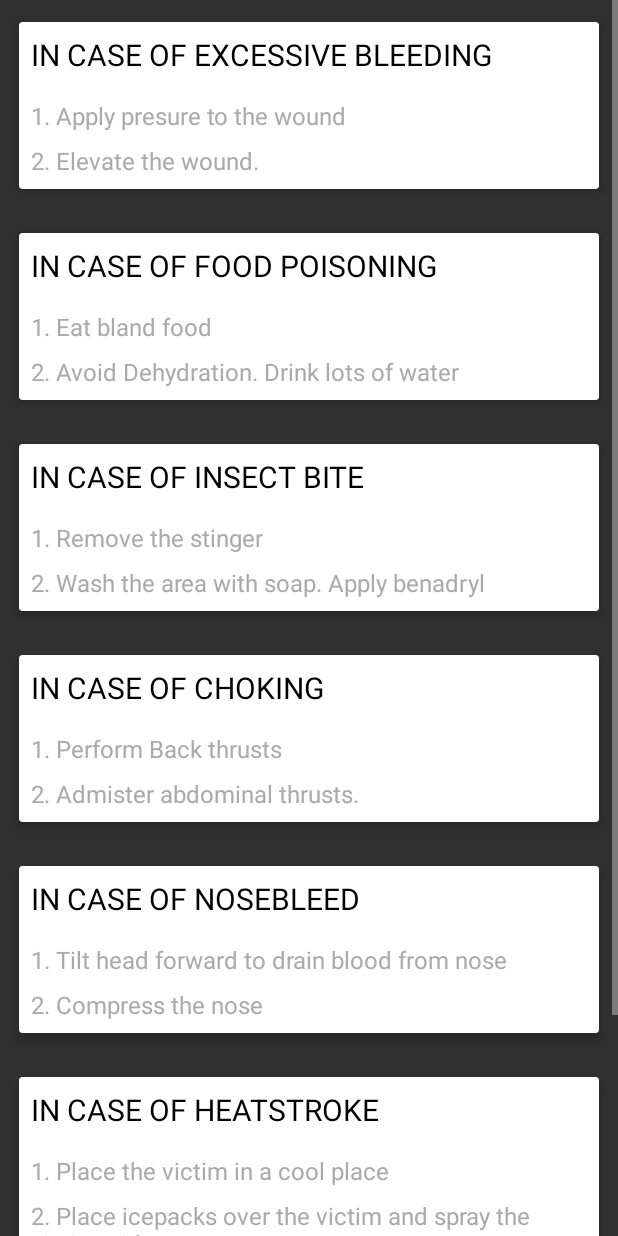
After one commit to anupam412/LifeLine-app, an Android app: the layout tutorials.xml on its own in the app's theme, with its tools: preview values and no code run, on a phone screen of 412 x 824 dp. The commit adds this screen. Run offline under Robolectric (Android 15) with nearby library versions, the phone set to English and light mode, and no system bars.

Commit message:
raghav- tutorial page added

```diff
--- a/app/build.gradle
+++ b/app/build.gradle
@@ -25,7 +25,10 @@ dependencies {
     androidTestCompile('com.android.support.test.espresso:espresso-core:2.2.2', {
         exclude group: 'com.android.support', module: 'support-annotations'
     })
+
+    compile 'com.android.support:cardview-v7:25.1.1'
     compile 'com.android.support:appcompat-v7:25.1.1'
     compile 'com.android.support:design:25.1.1'
+    compile 'com.android.support.constraint:constraint-layout:1.0.1'
     testCompile 'junit:junit:4.12'
 }
--- a/app/src/main/java/com/example/anupam/lifeline/MainScreen.java
+++ b/app/src/main/java/com/example/anupam/lifeline/MainScreen.java
@@ -5,20 +5,15 @@ import android.content.Intent;
 import android.content.SharedPreferences;
 import android.os.Bundle;
 import android.support.annotation.NonNull;
-import android.support.design.internal.NavigationMenuView;
 import android.support.design.widget.NavigationView;
 import android.support.v4.widget.DrawerLayout;
-import android.view.Menu;
 import android.view.MenuItem;
 import android.view.View;
 import android.view.Window;
 import android.view.WindowManager;
-import android.widget.Button;
 import android.widget.ImageButton;
 import android.widget.TextView;
 import android.widget.Toast;
-
-import org.w3c.dom.Text;
 
 /**
  * Created by Anupam on 03-02-2017.
@@ -85,6 +80,14 @@ public class MainScreen extends Activity implements View.OnClickListener, Naviga
                 //e.toString();
             }
         }
-        return false;
+
+        else if (item.getTitle().toString().compareTo("Tutorials")==0){
+            Intent i = new Intent(MainScreen.this,Tutorials.class);
+            startActivity(i);
+        }
+
+            return false;
     }
+
+
 }
--- /dev/null
+++ b/app/src/main/java/com/example/anupam/lifeline/Tutorials.java
@@ -0,0 +1,63 @@
+package com.example.anupam.lifeline;
+
+import android.content.Intent;
+import android.net.Uri;
+import android.os.Bundle;
+import android.support.v7.app.AppCompatActivity;
+import android.view.View;
+
+public class Tutorials extends AppCompatActivity {
+
+    @Override
+    protected void onCreate(Bundle savedInstanceState) {
+        super.onCreate(savedInstanceState);
+        setContentView(R.layout.tutorials);
+    }
+
+
+    public void method_button_click(View v){
+        String url="http://www.wikihow.com/Treat-Severe-Bleeding-During-First-Aid";
+        Intent i = new Intent(Intent.ACTION_VIEW);
+        i.setData(Uri.parse(url));
+        startActivity(i);
+    }
+
+    public void method_button_click_two(View v){
+        String url="http://www.wikihow.com/Get-Rid-of-Food-Poisoning";
+        Intent i = new Intent(Intent.ACTION_VIEW);
+        i.setData(Uri.parse(url));
+        startActivity(i);
+    }
+
+    public void method_button_click_three(View v){
+        String url="http://www.wikihow.com/Get-Rid-of-Food-Poisoning";
+        Intent i= new Intent(Intent.ACTION_VIEW);
+        i.setData(Uri.parse(url));
+        startActivity(i);
+
+    }
+
+    public void method_button_click_four (View v){
+        String url="http://www.wikihow.com/Help-a-Choking-Victim";
+        Intent i= new Intent(Intent.ACTION_VIEW);
+        i.setData(Uri.parse(url));
+        startActivity(i);}
+
+    public void method_button_click_five (View v){
+        String url="http://www.wikihow.com/Stop-a-Nose-Bleed";
+        Intent i= new Intent(Intent.ACTION_VIEW);
+        i.setData(Uri.parse(url));
+        startActivity(i);}
+
+    public void method_button_click_six (View v){
+        String url="http://www.wikihow.com/Save-the-Life-of-a-Person-Suffering-Heat-Stroke";
+        Intent i= new Intent(Intent.ACTION_VIEW);
+        i.setData(Uri.parse(url));
+        startActivity(i);}
+
+    public void method_button_click_seven (View v){
+        String url="http://www.wikihow.com/Treat-a-Burn";
+        Intent i= new Intent(Intent.ACTION_VIEW);
+        i.setData(Uri.parse(url));
+        startActivity(i);}
+}
--- /dev/null
+++ b/app/src/main/res/layout/tutorials.xml
@@ -0,0 +1,370 @@
+<?xml version="1.0" encoding="utf-8"?>
+
+<ScrollView xmlns:android="http://schemas.android.com/apk/res/android"
+    android:layout_width="wrap_content" android:layout_height="fill_parent">
+<android.support.constraint.ConstraintLayout xmlns:android="http://schemas.android.com/apk/res/android"
+    xmlns:app="http://schemas.android.com/apk/res-auto"
+    xmlns:tools="http://schemas.android.com/tools"
+    xmlns:card_view="http://schemas.android.com/apk/res-auto"
+    android:layout_width="match_parent"
+    android:layout_height="match_parent"
+    tools:context="com.example.anupam.lifeline.Tutorials">
+
+    <LinearLayout
+        android:layout_width="fill_parent"
+        android:layout_height="wrap_content"
+        android:orientation="vertical"
+        >
+
+        <android.support.v7.widget.CardView
+            android:id="@+id/card_view_one"
+            android:layout_margin="8dp"
+            android:layout_width="match_parent"
+            android:layout_height="wrap_content"
+            android:clickable="true"
+            card_view:cardCornerRadius="2dp"
+            card_view:cardUseCompatPadding="true"
+            card_view:cardBackgroundColor="#ffffff"
+            card_view:cardElevation="4dp"
+            tools:layout_editor_absoluteX="8dp"
+            tools:layout_editor_absoluteY="0dp"
+            android:onClick="method_button_click">
+
+            <RelativeLayout
+                android:layout_width="match_parent"
+                android:layout_height="match_parent">
+
+                <TextView
+                    android:id="@+id/text_bleeding_heading"
+                    style="@style/Text"
+                    android:layout_alignParentTop="true"
+                    android:layout_margin="8dp"
+                    android:layout_marginLeft="8dp"
+                    android:layout_marginStart="8dp"
+                    android:text="IN CASE OF EXCESSIVE BLEEDING"
+                    android:textColor="@android:color/black" />
+
+                <TextView
+                    android:id="@+id/text_bleeding_first"
+                    style="@style/Text"
+                    android:layout_below="@id/text_bleeding_heading"
+                    android:layout_margin="8dp"
+                    android:textSize="16dp"
+                    android:text="1. Apply presure to the wound"
+                    android:textColor="@android:color/darker_gray" />
+
+                <TextView
+                    style="@style/Text"
+                    android:layout_below="@id/text_bleeding_first"
+                    android:layout_marginLeft="8dp"
+                    android:textSize="16dp"
+                    android:text="2. Elevate the wound. "
+                    android:layout_marginBottom="8dp"
+                    android:textColor="@android:color/darker_gray" />
+            </RelativeLayout>
+        </android.support.v7.widget.CardView>
+
+        <!-- first card done -->
+
+        <android.support.v7.widget.CardView
+            android:id="@+id/card_view_two"
+            android:layout_margin="8dp"
+            android:layout_width="match_parent"
+            android:layout_height="wrap_content"
+            android:clickable="true"
+            card_view:cardCornerRadius="2dp"
+            card_view:cardUseCompatPadding="true"
+            card_view:cardBackgroundColor="#ffffff"
+            card_view:cardElevation="4dp"
+            tools:layout_editor_absoluteX="8dp"
+            tools:layout_editor_absoluteY="0dp"
+            android:onClick="method_button_click_two">
+
+            <RelativeLayout
+                android:layout_width="match_parent"
+                android:layout_height="match_parent">
+
+                <TextView
+                    android:id="@+id/text_poisoning"
+                    style="@style/Text"
+                    android:layout_alignParentTop="true"
+                    android:layout_margin="8dp"
+                    android:layout_marginLeft="8dp"
+                    android:layout_marginStart="8dp"
+                    android:text="IN CASE OF FOOD POISONING"
+                    android:textColor="@android:color/black" />
+
+                <TextView
+                    android:id="@+id/text_poisoning_first"
+                    style="@style/Text"
+                    android:layout_below="@id/text_poisoning"
+                    android:layout_margin="8dp"
+                    android:textSize="16dp"
+                    android:text="1. Eat bland food"
+                    android:textColor="@android:color/darker_gray" />
+
+                <TextView
+                    style="@style/Text"
+                    android:layout_below="@id/text_poisoning_first"
+                    android:layout_marginLeft="8dp"
+                    android:textSize="16dp"
+                    android:text="2. Avoid Dehydration. Drink lots of water "
+                    android:layout_marginBottom="8dp"
+                    android:textColor="@android:color/darker_gray" />
+            </RelativeLayout>
+        </android.support.v7.widget.CardView>
+
+        <!-- second card done -->
+
+        <android.support.v7.widget.CardView
+            android:id="@+id/card_view_three"
+            android:layout_margin="8dp"
+            android:layout_width="match_parent"
+            android:layout_height="wrap_content"
+            android:clickable="true"
+            card_view:cardCornerRadius="2dp"
+            card_view:cardUseCompatPadding="true"
+            card_view:cardBackgroundColor="#ffffff"
+            card_view:cardElevation="4dp"
+            tools:layout_editor_absoluteX="8dp"
+            tools:layout_editor_absoluteY="0dp"
+            android:onClick="method_button_click_three">
+
+            <RelativeLayout
+                android:layout_width="match_parent"
+                android:layout_height="match_parent">
+
+                <TextView
+                    android:id="@+id/text_insect_bite"
+                    style="@style/Text"
+                    android:layout_alignParentTop="true"
+                    android:layout_margin="8dp"
+                    android:layout_marginLeft="8dp"
+                    android:layout_marginStart="8dp"
+                    android:text="IN CASE OF INSECT BITE"
+                    android:textColor="@android:color/black" />
+
+                <TextView
+                    android:id="@+id/text_insect_bite_first"
+                    style="@style/Text"
+                    android:layout_below="@id/text_insect_bite"
+                    android:layout_margin="8dp"
+                    android:textSize="16dp"
+                    android:text="1. Remove the stinger"
+                    android:textColor="@android:color/darker_gray" />
+
+                <TextView
+                    style="@style/Text"
+                    android:layout_below="@id/text_insect_bite_first"
+                    android:layout_marginLeft="8dp"
+                    android:textSize="16dp"
+                    android:text="2. Wash the area with soap. Apply benadryl "
+                    android:layout_marginBottom="8dp"
+                    android:textColor="@android:color/darker_gray" />
+            </RelativeLayout>
+        </android.support.v7.widget.CardView>
+
+        <!-- third card done -->
+
+        <android.support.v7.widget.CardView
+            android:id="@+id/card_view_four"
+            android:layout_margin="8dp"
+            android:layout_width="match_parent"
+            android:layout_height="wrap_content"
+            android:clickable="true"
+            card_view:cardCornerRadius="2dp"
+            card_view:cardUseCompatPadding="true"
+            card_view:cardBackgroundColor="#ffffff"
+            card_view:cardElevation="4dp"
+            tools:layout_editor_absoluteX="8dp"
+            tools:layout_editor_absoluteY="0dp"
+            android:onClick="method_button_click_four">
+
+            <RelativeLayout
+                android:layout_width="match_parent"
+                android:layout_height="match_parent">
+
+                <TextView
+                    android:id="@+id/text_choking"
+                    style="@style/Text"
+                    android:layout_alignParentTop="true"
+                    android:layout_margin="8dp"
+                    android:layout_marginLeft="8dp"
+                    android:layout_marginStart="8dp"
+                    android:text="IN CASE OF CHOKING"
+                    android:textColor="@android:color/black" />
+
+                <TextView
+                    android:id="@+id/text_choking_first"
+                    style="@style/Text"
+                    android:layout_below="@id/text_choking"
+                    android:layout_margin="8dp"
+                    android:textSize="16dp"
+                    android:text="1. Perform Back thrusts"
+                    android:textColor="@android:color/darker_gray" />
+
+                <TextView
+                    style="@style/Text"
+                    android:layout_below="@id/text_choking_first"
+                    android:layout_marginLeft="8dp"
+                    android:textSize="16dp"
+                    android:text="2. Admister abdominal thrusts. "
+                    android:layout_marginBottom="8dp"
+                    android:textColor="@android:color/darker_gray" />
+            </RelativeLayout>
+        </android.support.v7.widget.CardView>
+
+        <!-- fourth card done -->
+
+        <android.support.v7.widget.CardView
+            android:id="@+id/card_view_five"
+            android:layout_margin="8dp"
+            android:layout_width="match_parent"
+            android:layout_height="wrap_content"
+            android:clickable="true"
+            card_view:cardCornerRadius="2dp"
+            card_view:cardUseCompatPadding="true"
+            card_view:cardBackgroundColor="#ffffff"
+            card_view:cardElevation="4dp"
+            tools:layout_editor_absoluteX="8dp"
+            tools:layout_editor_absoluteY="0dp"
+            android:onClick="method_button_click_five">
+
+            <RelativeLayout
+                android:layout_width="match_parent"
+                android:layout_height="match_parent">
+
+                <TextView
+                    android:id="@+id/text_nosebleed"
+                    style="@style/Text"
+                    android:layout_alignParentTop="true"
+                    android:layout_margin="8dp"
+                    android:layout_marginLeft="8dp"
+                    android:layout_marginStart="8dp"
+                    android:text="IN CASE OF NOSEBLEED"
+                    android:textColor="@android:color/black" />
+
+                <TextView
+                    android:id="@+id/text_nosebleed_first"
+                    style="@style/Text"
+                    android:layout_below="@id/text_nosebleed"
+                    android:layout_margin="8dp"
+                    android:textSize="16dp"
+                    android:text="1. Tilt head forward to drain blood from nose"
+                    android:textColor="@android:color/darker_gray" />
+
+                <TextView
+                    style="@style/Text"
+                    android:layout_below="@id/text_nosebleed_first"
+                    android:layout_marginLeft="8dp"
+                    android:textSize="16dp"
+                    android:text="2. Compress the nose "
+                    android:layout_marginBottom="8dp"
+                    android:textColor="@android:color/darker_gray" />
+            </RelativeLayout>
+        </android.support.v7.widget.CardView>
+        <!-- fifth card done -->
+
+        <android.support.v7.widget.CardView
+            android:id="@+id/card_view_six"
+            android:layout_margin="8dp"
+            android:layout_width="match_parent"
+            android:layout_height="wrap_content"
+            android:clickable="true"
+            card_view:cardCornerRadius="2dp"
+            card_view:cardUseCompatPadding="true"
+            card_view:cardBackgroundColor="#ffffff"
+            card_view:cardElevation="4dp"
+            tools:layout_editor_absoluteX="8dp"
+            tools:layout_editor_absoluteY="0dp"
+            android:onClick="method_button_click_six">
+
+            <RelativeLayout
+                android:layout_width="match_parent"
+                android:layout_height="match_parent">
+
+                <TextView
+                    android:id="@+id/text_heatstroke"
+                    style="@style/Text"
+                    android:layout_alignParentTop="true"
+                    android:layout_margin="8dp"
+                    android:layout_marginLeft="8dp"
+                    android:layout_marginStart="8dp"
+                    android:text="IN CASE OF HEATSTROKE"
+                    android:textColor="@android:color/black" />
+
+                <TextView
+                    android:id="@+id/text_heatstroke_first"
+                    style="@style/Text"
+                    android:layout_below="@id/text_heatstroke"
+                    android:layout_margin="8dp"
+                    android:textSize="16dp"
+                    android:text="1. Place the victim in a cool place"
+                    android:textColor="@android:color/darker_gray" />
+
+                <TextView
+                    style="@style/Text"
+                    android:layout_below="@id/text_heatstroke_first"
+                    android:layout_marginLeft="8dp"
+                    android:textSize="16dp"
+                    android:text="2. Place icepacks over the victim and spray the victim with water "
+                    android:layout_marginBottom="8dp"
+                    android:textColor="@android:color/darker_gray" />
+            </RelativeLayout>
+        </android.support.v7.widget.CardView>
+
+        <!-- sixth card done -->
+
+        <android.support.v7.widget.CardView
+            android:id="@+id/card_view_seven"
+            android:layout_margin="8dp"
+            android:layout_width="match_parent"
+            android:layout_height="wrap_content"
+            android:clickable="true"
+            card_view:cardCornerRadius="2dp"
+            card_view:cardUseCompatPadding="true"
+            card_view:cardBackgroundColor="#ffffff"
+            card_view:cardElevation="4dp"
+            tools:layout_editor_absoluteX="8dp"
+            tools:layout_editor_absoluteY="0dp"
+            android:onClick="method_button_click_seven">
+
+            <RelativeLayout
+                android:layout_width="match_parent"
+                android:layout_height="match_parent">
+
+                <TextView
+                    android:id="@+id/text_burns"
+                    style="@style/Text"
+                    android:layout_alignParentTop="true"
+                    android:layout_margin="8dp"
+                    android:layout_marginLeft="8dp"
+                    android:layout_marginStart="8dp"
+                    android:text="IN CASE OF BURNS"
+                    android:textColor="@android:color/black" />
+
+                <TextView
+                    android:id="@+id/text_burns_first"
+                    style="@style/Text"
+                    android:layout_below="@id/text_burns"
+                    android:layout_margin="8dp"
+                    android:textSize="16dp"
+                    android:text="1. Determine the degree of burn"
+                    android:textColor="@android:color/darker_gray" />
+
+                <TextView
+                    style="@style/Text"
+                    android:layout_below="@id/text_burns_first"
+                    android:layout_marginLeft="8dp"
+                    android:textSize="16dp"
+                    android:text="2. Treat accordingly "
+                    android:layout_marginBottom="8dp"
+                    android:textColor="@android:color/darker_gray" />
+            </RelativeLayout>
+        </android.support.v7.widget.CardView>
+        <!-- seventh card done -->
+
+
+    </LinearLayout>
+</android.support.constraint.ConstraintLayout>
+    </ScrollView>
--- a/app/src/main/res/values/styles.xml
+++ b/app/src/main/res/values/styles.xml
@@ -8,4 +8,10 @@
         <item name="colorAccent">@color/colorAccent</item>
     </style>
 
+    <style name="Text" parent="Theme.AppCompat.Light">
+        <item name="android:layout_width">match_parent</item>
+        <item name="android:layout_height">wrap_content</item>
+        <item name="android:textSize">20sp</item>
+    </style>
+
 </resources>
--- a/build.gradle
+++ b/build.gradle
@@ -5,7 +5,7 @@ buildscript {
         jcenter()
     }
     dependencies {
-        classpath 'com.android.tools.build:gradle:2.2.3'
+        classpath 'com.android.tools.build:gradle:2.3.0'
 
         // NOTE: Do not place your application dependencies here; they belong
         // in the individual module build.gradle files
```
Also changed, not shown: gradle/wrapper/gradle-wrapper.properties.
